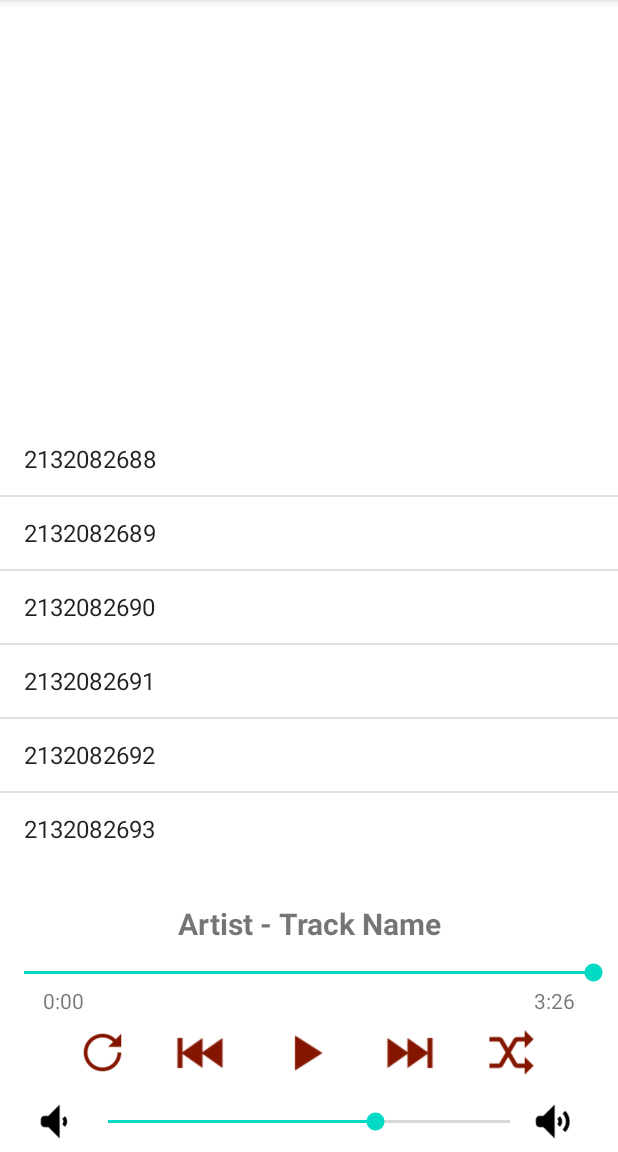
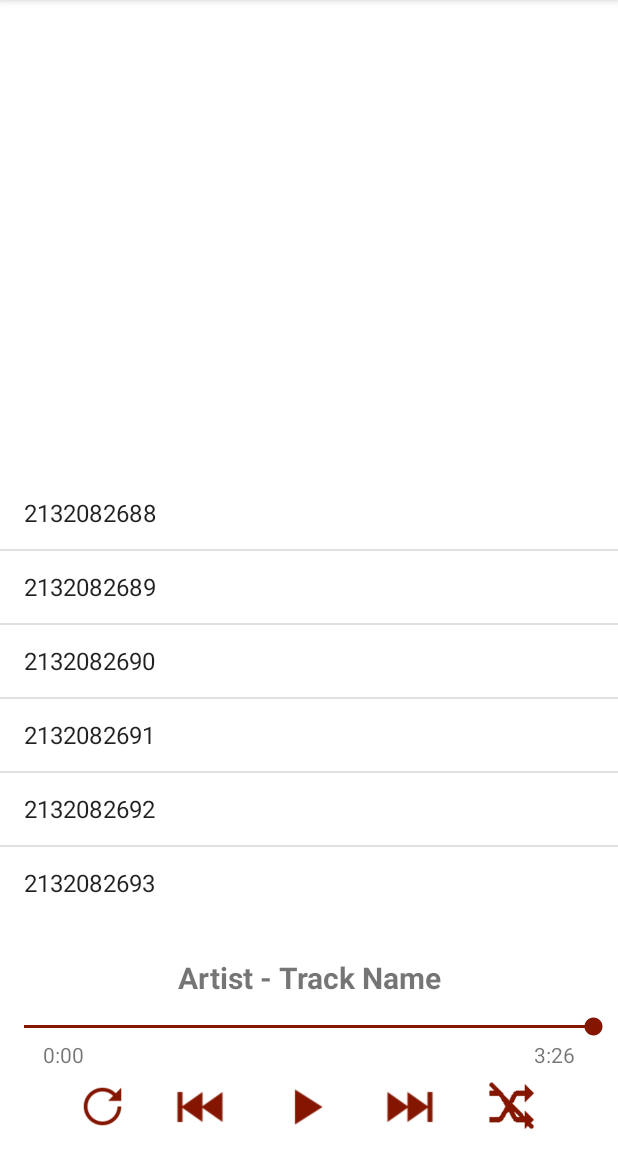
Before and after one commit to andrei-belkin/PhoenixPlayer, an Android app: the screen it shows after launch (MainActivity), on a phone screen of 412 x 824 dp, the part 84-1236 px from its top. Run offline under Robolectric (Android 15) with nearby library versions, the phone set to English and light mode, and no system bars; 1 statement that could not run was skipped.

Commit message:
Theming, bugfixes, refactoring

```diff
--- a/app/src/main/java/com/phoenix/player/MainActivity.kt
+++ b/app/src/main/java/com/phoenix/player/MainActivity.kt
@@ -21,14 +21,15 @@ class MainActivity : AppCompatActivity() {
             R.raw.ddt___v_poslednyuyu_oseny
     )
     private var loopingMode: LoopingMode = LoopingMode.LOOP_QUEUE
+    private var isShuffling: Boolean = false
     private var currentTrack: Int = queue.first()
     private lateinit var mediaPlayer: MediaPlayer
 
     private lateinit var runnable: Runnable
 
     enum class LoopingMode {
+        LOOP_QUEUE,
         LOOP_TRACK,
-        LOOP_QUEUE,
         NO_LOOP
     }
 
@@ -38,7 +39,10 @@ class MainActivity : AppCompatActivity() {
 
         mediaPlayer = MediaPlayer.create(this, currentTrack)
 
-        val arrayAdapter: ArrayAdapter<*> = ArrayAdapter(this, android.R.layout.simple_list_item_1, queue)
+        initSongsListView(queue)
+
+        val arrayAdapter: ArrayAdapter<*> =
+                ArrayAdapter(this, android.R.layout.simple_list_item_1, queue)
         val allSongsList = findViewById<ListView>(R.id.all_songs_list)
         allSongsList.adapter = arrayAdapter
 
@@ -49,32 +53,11 @@ class MainActivity : AppCompatActivity() {
             LoopingMode.NO_LOOP -> loopModeButton.setBackgroundResource(R.drawable.loop_none)
         }
 
-        val volumeBar = findViewById<SeekBar>(R.id.volumeBar)
-        val systemAudioManager = getSystemService(Context.AUDIO_SERVICE) as AudioManager
-        volumeBar.max = systemAudioManager.getStreamMaxVolume(AudioManager.STREAM_MUSIC)
-        volumeBar.setOnSeekBarChangeListener(
-                object : SeekBar.OnSeekBarChangeListener {
-                    override fun onProgressChanged(
-                            volumeBar: SeekBar?,
-                            volume: Int,
-                            fromUser: Boolean
-                    ) {
-                        println("Current raw volume : $volume")
-                        println("Current system volume : " + systemAudioManager.getStreamVolume(AudioManager.STREAM_MUSIC))
-                        println("Max system volume : " + systemAudioManager.getStreamMaxVolume(AudioManager.STREAM_MUSIC))
-
-                        if (fromUser)
-                            systemAudioManager.setStreamVolume(AudioManager.STREAM_MUSIC, volume, 0)
-                    }
-
-                    override fun onStartTrackingTouch(volumeBar: SeekBar?) {
-                        if (volumeBar != null)
-                            volumeBar.progress = systemAudioManager.getStreamVolume(AudioManager.STREAM_MUSIC)
-                    }
-
-                    override fun onStopTrackingTouch(seekBar: SeekBar?) {}
-                }
-        )
+        val shuffleToggleButton = findViewById<Button>(R.id.queueShuffleButton)
+        if (isShuffling)
+            shuffleToggleButton.setBackgroundResource(R.drawable.shuffle_true)
+        else
+            shuffleToggleButton.setBackgroundResource(R.drawable.shuffle_false)
 
         val seekBar = findViewById<SeekBar>(R.id.seekBar)
         seekBar.max = mediaPlayer.duration.div(1000)
@@ -98,18 +81,28 @@ class MainActivity : AppCompatActivity() {
 
                     override fun onStopTrackingTouch(seekBar: SeekBar?) {
                         if (seekBar != null)
-                            seekBar.progress = mediaPlayer.currentPosition / 1000
+                            seekBar.progress = mediaPlayer.currentPosition
                     }
                 }
         )
 
         runnable = Runnable {
-            seekBar.progress = mediaPlayer.currentPosition / 1000
+            while (true) {
+                seekBar.progress = mediaPlayer.currentPosition
+                Thread.sleep(500)
+                println("Updated seekbar : " + seekBar.progress)
+            }
         }
+
+        Thread(runnable)
 
         mediaPlayer.setOnPreparedListener {
             mediaPlayer.setNextMediaPlayer(MediaPlayer.create(this, getNextAudio(currentTrack)))
         }
+    }
+
+    fun initSongsListView(queue: List<Int>) {
+        R.raw.
     }
 
     fun toggleIsAudioPlaying(playPauseToggleButton: View) {
@@ -136,7 +129,7 @@ class MainActivity : AppCompatActivity() {
         mediaPlayer.seekTo(mediaPlayer.duration)
     }
 
-    fun toggleQueueLoop(view: View) {
+    fun toggleQueueLoop(loopModeButton: View) {
         val currentModeIndex = LoopingMode.valueOf(loopingMode.name).ordinal
         val nextModeIndex = (currentModeIndex + 1) % (LoopingMode.values().size)
 
@@ -150,12 +143,16 @@ class MainActivity : AppCompatActivity() {
                 mediaPlayer.release()
             }
 
-        val loopModeButton = findViewById<Button>(R.id.queueLoopButton)
         when (loopingMode) {
             LoopingMode.LOOP_QUEUE -> loopModeButton.setBackgroundResource(R.drawable.loop_queue)
             LoopingMode.LOOP_TRACK -> loopModeButton.setBackgroundResource(R.drawable.loop_one_track)
             LoopingMode.NO_LOOP -> loopModeButton.setBackgroundResource(R.drawable.loop_none)
         }
+    }
+
+    fun toggleShuffle(shuffleToggleButton: View) {
+        isShuffling = !isShuffling
+        shuffleToggleButton.setBackgroundResource(if (isShuffling) R.drawable.shuffle_true else R.drawable.shuffle_false)
     }
 
     private fun getNextAudio(currentTrack: Int): Int {
--- a/app/src/main/res/layout/activity_main.xml
+++ b/app/src/main/res/layout/activity_main.xml
@@ -45,6 +45,7 @@
         android:layout_width="match_parent"
         android:layout_height="wrap_content"
         android:gravity="center"
+        android:paddingBottom="5dp"
     >
         <TextView
             android:id="@+id/elapsedTimeText"
@@ -68,8 +69,7 @@
         android:layout_width="match_parent"
         android:layout_height="wrap_content"
         android:gravity="center"
-        android:paddingTop="5dp"
-        android:paddingBottom="5dp"
+        android:paddingBottom="10dp"
     >
         <Button
             android:id="@+id/queueLoopButton"
@@ -119,36 +119,8 @@
             android:id="@+id/queueShuffleButton"
             android:layout_width="35dp"
             android:layout_height="35dp"
-            android:background="@drawable/queue_shuffle"
-            android:onClick="nextAudio"
-        />
-    </LinearLayout>
-
-    <LinearLayout
-        android:layout_width="match_parent"
-        android:layout_height="wrap_content"
-        android:orientation="horizontal"
-        android:gravity="center"
-        android:padding="5dp"
-    >
-        <ImageView
-            android:layout_width="30dp"
-            android:layout_height="30dp"
-            android:src="@drawable/volume_low"
-            android:contentDescription="@string/lower_volume_icon"
-        />
-        <SeekBar
-            android:id="@+id/volumeBar"
-            android:layout_width="300dp"
-            android:layout_height="match_parent"
-            android:progress="10"
-            android:max="15"
-        />
-        <ImageView
-            android:layout_width="30dp"
-            android:layout_height="30dp"
-            android:src="@drawable/volume_high"
-            android:contentDescription="@string/raise_volume_icon"
+            android:background="@drawable/shuffle_false"
+            android:onClick="toggleShuffle"
         />
     </LinearLayout>
 </LinearLayout>
--- a/app/src/main/res/values-night/themes.xml
+++ b/app/src/main/res/values-night/themes.xml
@@ -2,13 +2,13 @@
     <!-- Base application theme. -->
     <style name="Theme.PhoenixPlayer" parent="Theme.MaterialComponents.DayNight.DarkActionBar">
         <!-- Primary brand color. -->
-        <item name="colorPrimary">@color/purple_200</item>
-        <item name="colorPrimaryVariant">@color/purple_700</item>
+        <item name="colorPrimary">@color/purple_700</item>
+        <item name="colorPrimaryVariant">@color/purple_500</item>
         <item name="colorOnPrimary">@color/black</item>
         <!-- Secondary brand color. -->
-        <item name="colorSecondary">@color/teal_200</item>
-        <item name="colorSecondaryVariant">@color/teal_200</item>
-        <item name="colorOnSecondary">@color/black</item>
+        <item name="colorSecondary">@color/purple_700</item>
+        <item name="colorSecondaryVariant">@color/purple_700</item>
+        <item name="colorOnSecondary">@color/white</item>
         <!-- Status bar color. -->
         <item name="android:statusBarColor" tools:targetApi="l">?attr/colorPrimaryVariant</item>
         <!-- Customize your theme here. -->
--- a/app/src/main/res/values/themes.xml
+++ b/app/src/main/res/values/themes.xml
@@ -6,8 +6,8 @@
         <item name="colorPrimaryVariant">@color/purple_700</item>
         <item name="colorOnPrimary">@color/white</item>
         <!-- Secondary brand color. -->
-        <item name="colorSecondary">@color/teal_200</item>
-        <item name="colorSecondaryVariant">@color/teal_700</item>
+        <item name="colorSecondary">@color/purple_500</item>
+        <item name="colorSecondaryVariant">@color/purple_500</item>
         <item name="colorOnSecondary">@color/black</item>
         <!-- Status bar color. -->
         <item name="android:statusBarColor" tools:targetApi="l">?attr/colorPrimaryVariant</item>
```
Also changed, not shown: app/src/main/res/drawable/queue_shuffle.png (deleted), app/src/main/res/drawable/shuffle_false.png (added), app/src/main/res/drawable/shuffle_true.png (added).
